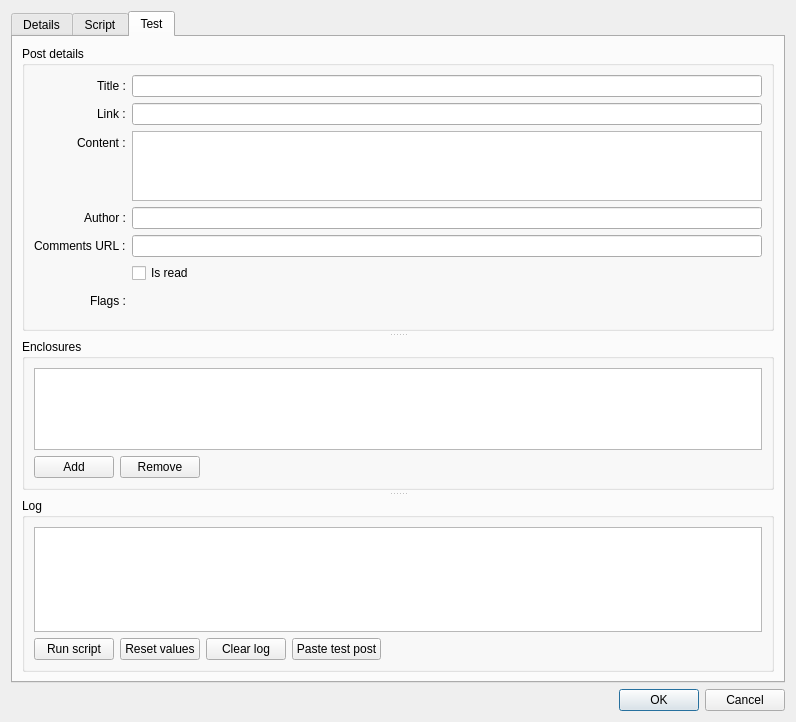
zappatic/ZapFeedReader, file client-desktop/src/dialogs/DialogEditScript.ui: the form before one commit.
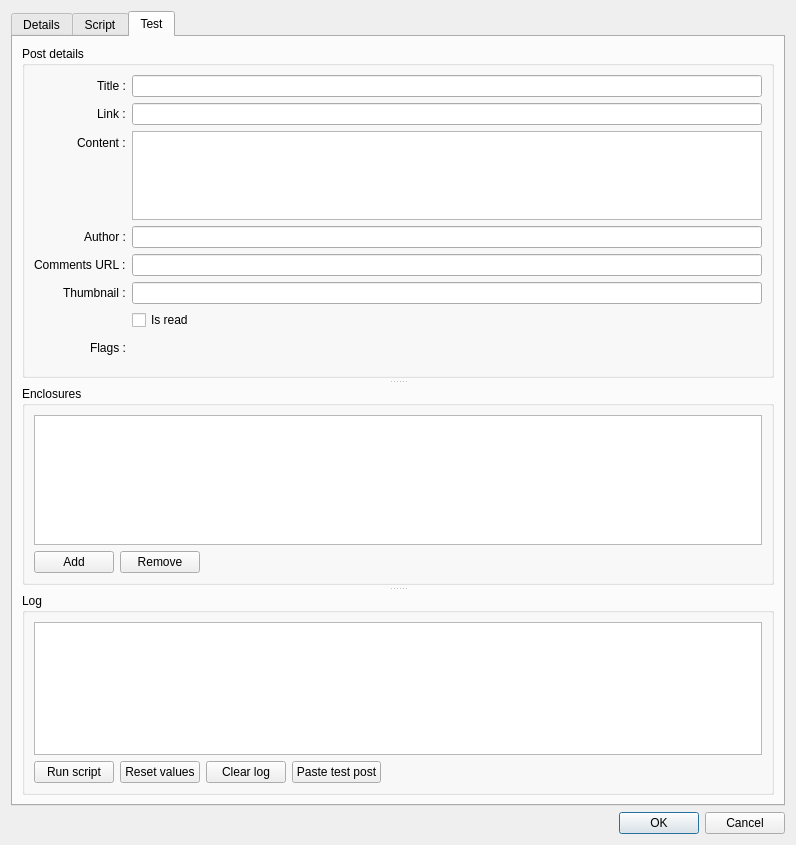
The form after the commit. Custom widgets are drawn as their Qt base class.

Commit message: implement thumbnail overview of unread posts that have thumbnails

The edit to the form file:
```diff
--- a/client-desktop/src/dialogs/DialogEditScript.ui
+++ b/client-desktop/src/dialogs/DialogEditScript.ui
@@ -7,7 +7,7 @@
     <x>0</x>
     <y>0</y>
     <width>796</width>
-    <height>722</height>
+    <height>845</height>
    </rect>
   </property>
   <property name="minimumSize">
@@ -266,21 +266,21 @@
               <item row="4" column="1">
                <widget class="QLineEdit" name="lineEditTestPostCommentsURL"/>
               </item>
-              <item row="5" column="1">
+              <item row="6" column="1">
                <widget class="QCheckBox" name="checkBoxIsRead">
                 <property name="text">
                  <string>Is read</string>
                 </property>
                </widget>
               </item>
-              <item row="6" column="0">
+              <item row="7" column="0">
                <widget class="QLabel" name="labelFlags">
                 <property name="text">
                  <string>Flags :</string>
                 </property>
                </widget>
               </item>
-              <item row="6" column="1">
+              <item row="7" column="1">
                <widget class="ZapFR::Client::FrameFlagFilters" name="frameFlags">
                 <layout class="QHBoxLayout" name="horizontalLayoutFlags">
                  <property name="spacing">
@@ -374,6 +374,16 @@
                 </layout>
                </widget>
               </item>
+              <item row="5" column="0">
+               <widget class="QLabel" name="labelThumbnail">
+                <property name="text">
+                 <string>Thumbnail :</string>
+                </property>
+               </widget>
+              </item>
+              <item row="5" column="1">
+               <widget class="QLineEdit" name="lineEditTestPostThumbnail"/>
+              </item>
              </layout>
             </item>
            </layout>
@@ -538,11 +548,6 @@
   </layout>
  </widget>
  <customwidgets>
-  <customwidget>
-   <class>ZapFR::Client::TreeViewEditScriptDialogSources</class>
-   <extends>QTreeView</extends>
-   <header>widgets/TreeViewEditScriptDialogSources.h</header>
-  </customwidget>
   <customwidget>
    <class>ZapFR::Client::PopupFlag</class>
    <extends>QWidget</extends>
@@ -555,6 +560,11 @@
    <header>widgets/FrameFlagFilters.h</header>
    <container>1</container>
   </customwidget>
+  <customwidget>
+   <class>ZapFR::Client::TreeViewEditScriptDialogSources</class>
+   <extends>QTreeView</extends>
+   <header>widgets/TreeViewEditScriptDialogSources.h</header>
+  </customwidget>
   <customwidget>
    <class>ZapFR::Client::TableViewPaletteCorrected</class>
    <extends>QTableView</extends>
```
The commit also changes 52 other files.
